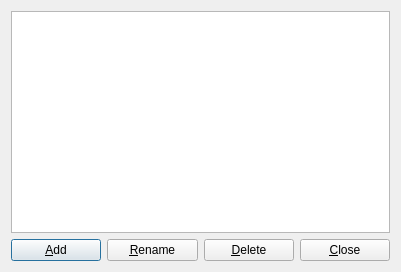
This is designer/classes.ui in sobjornstad/clicker-quiz-manager as Qt 5 draws it before an edit. The edited form follows.
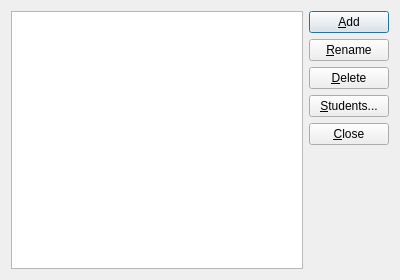
This is the edited form.

Commit message:
allow students dialog to be opened from classes
I also redesigned the classes dialog -- it made more sense to have the
buttons on the right, like in the sets dialog, than along the bottom.
That will make the interface look a little bit more consistent, and I
think it also saves square inches of screen space, as otherwise the
classes dialog would have to be unnecessarily wide to fit all the
buttons in.

The edit to the form file:
```diff
--- a/designer/classes.ui
+++ b/designer/classes.ui
@@ -6,8 +6,8 @@
    <rect>
     <x>0</x>
     <y>0</y>
-    <width>401</width>
-    <height>272</height>
+    <width>400</width>
+    <height>280</height>
    </rect>
   </property>
   <property name="windowTitle">
@@ -15,7 +15,7 @@
   </property>
   <layout class="QVBoxLayout" name="verticalLayout_2">
    <item>
-    <layout class="QVBoxLayout" name="verticalLayout">
+    <layout class="QHBoxLayout" name="horizontalLayout">
      <item>
       <widget class="QListWidget" name="listWidget">
        <property name="toolTip">
@@ -24,7 +24,7 @@
       </widget>
      </item>
      <item>
-      <layout class="QHBoxLayout" name="horizontalLayout">
+      <layout class="QVBoxLayout" name="verticalLayout">
        <item>
         <widget class="QPushButton" name="addButton">
          <property name="minimumSize">
@@ -64,6 +64,13 @@
          </property>
         </widget>
        </item>
+       <item>
+        <widget class="QPushButton" name="studentsButton">
+         <property name="text">
+          <string>&amp;Students...</string>
+         </property>
+        </widget>
+       </item>
        <item>
         <widget class="QPushButton" name="closeButton">
          <property name="minimumSize">
@@ -77,6 +84,19 @@
          </property>
         </widget>
        </item>
+       <item>
+        <spacer name="verticalSpacer">
+         <property name="orientation">
+          <enum>Qt::Vertical</enum>
+         </property>
+         <property name="sizeHint" stdset="0">
+          <size>
+           <width>20</width>
+           <height>40</height>
+          </size>
+         </property>
+        </spacer>
+       </item>
       </layout>
      </item>
     </layout>
```
The commit also changes 2 other files.
